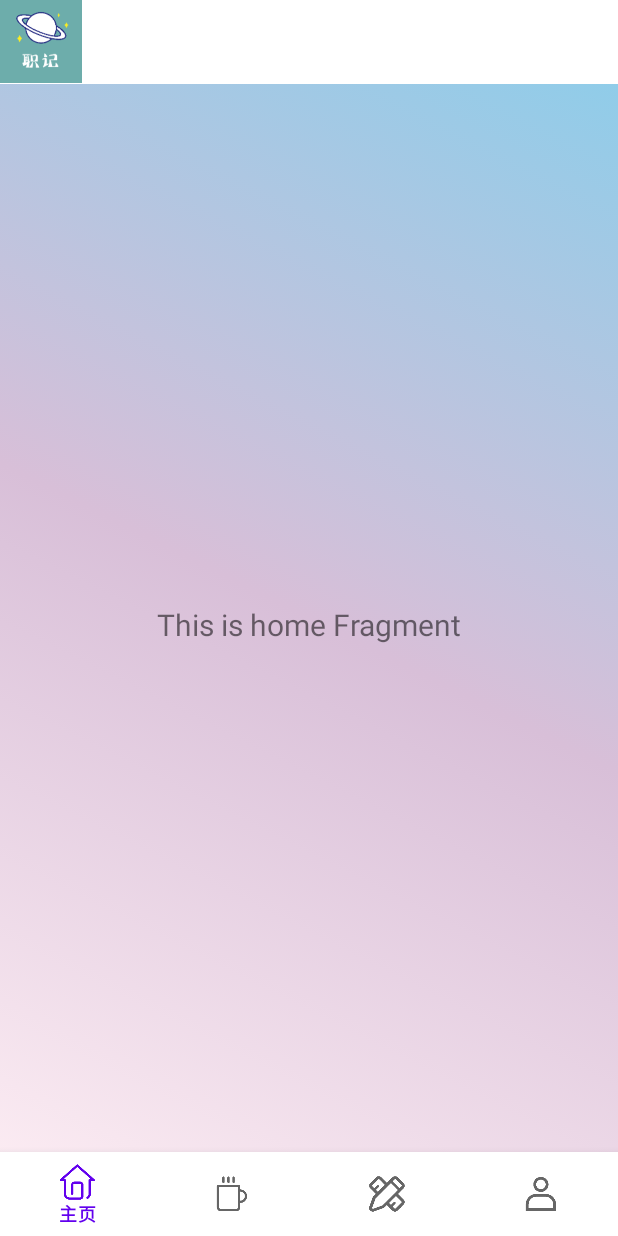
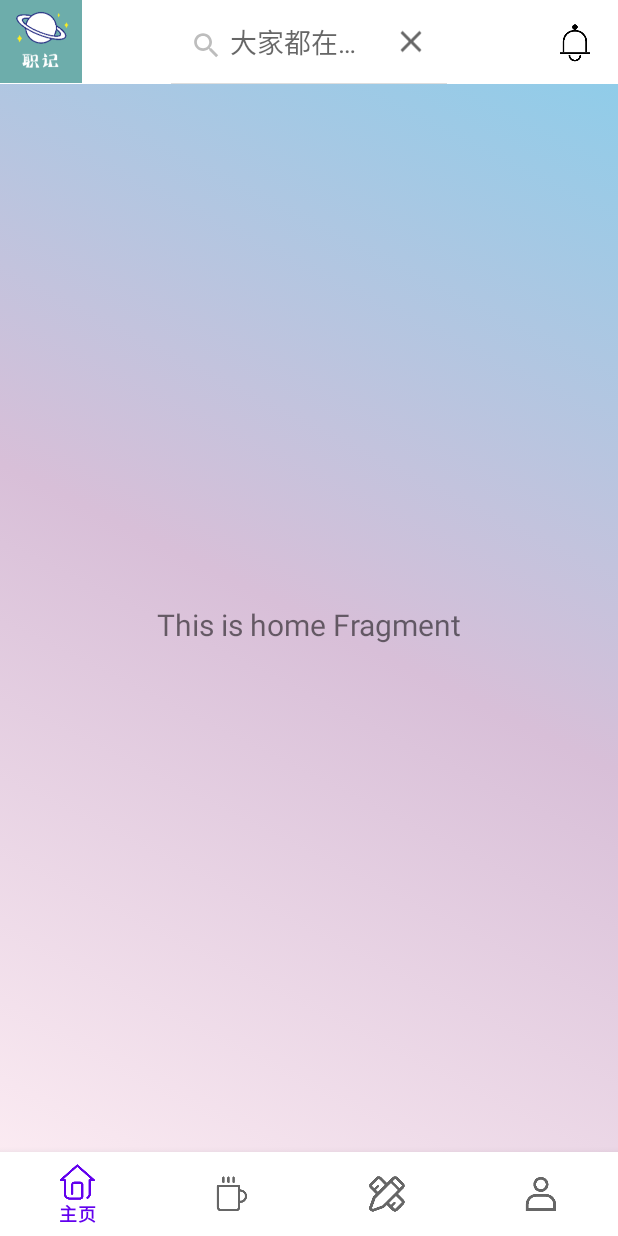
Before and after one commit to ohhobo/Zhiji, an Android app: the screen it shows after launch (MainActivity), on a phone screen of 412 x 824 dp. Run offline under Robolectric (Android 15) with nearby library versions, the phone set to English and light mode, and no system bars; our stand-ins replace navigation-ui.

Commit message:
2021-11-24-15:36 增加顶部Toolbar的搜索框和通知按键但未实现功能

```diff
--- a/app/src/main/java/com/sdu/zhiji/MainActivity.kt
+++ b/app/src/main/java/com/sdu/zhiji/MainActivity.kt
@@ -2,6 +2,8 @@ package com.sdu.zhiji
 
 import android.os.Bundle
 import android.view.View
+import android.widget.ImageView
+import android.widget.SearchView
 import androidx.appcompat.widget.Toolbar
 import com.google.android.material.bottomnavigation.BottomNavigationView
 import androidx.appcompat.app.AppCompatActivity
@@ -34,10 +36,19 @@ class MainActivity : AppCompatActivity() {
         //setupActionBarWithNavController(navController, appBarConfiguration)
         navView.setupWithNavController(navController)
 
+        //toolbar
         val toolbar1:Toolbar=findViewById(R.id.toolBar1)
         toolbar1.title=" "
         setSupportActionBar(toolbar1)
 
+        //搜索框
+        val search1: SearchView =findViewById(R.id.search1)
+        search1.setIconified(false)
+        search1.setQueryHint("大家都在搜...")
+
+        //通知按钮
+        val notice: ImageView =findViewById(R.id.imageView2)
+
     }
 
 }
--- a/app/src/main/res/layout/activity_main.xml
+++ b/app/src/main/res/layout/activity_main.xml
@@ -54,4 +54,27 @@
         app:layout_constraintVertical_bias="0.0"
         app:srcCompat="@drawable/logo" />
 
+    <SearchView
+        android:id="@+id/search1"
+        android:layout_width="200dp"
+        android:layout_height="?attr/actionBarSize"
+        app:layout_constraintBottom_toBottomOf="@+id/toolBar1"
+        app:layout_constraintEnd_toEndOf="@+id/toolBar1"
+        app:layout_constraintStart_toStartOf="@+id/toolBar1"
+        app:layout_constraintTop_toTopOf="@+id/toolBar1" />
+
+    <ImageView
+        android:id="@+id/imageView2"
+        android:layout_width="25dp"
+        android:layout_height="25dp"
+        android:layout_marginEnd="8dp"
+        android:layout_marginBottom="8dp"
+        app:layout_constraintBottom_toBottomOf="@+id/toolBar1"
+        app:layout_constraintEnd_toEndOf="@+id/toolBar1"
+        app:layout_constraintHorizontal_bias="0.888"
+        app:layout_constraintStart_toEndOf="@+id/search1"
+        app:layout_constraintTop_toTopOf="@id/toolBar1"
+        app:layout_constraintVertical_bias="0.695"
+        app:srcCompat="@drawable/search" />
+
 </androidx.constraintlayout.widget.ConstraintLayout>
```
Also changed, not shown: app/src/main/res/drawable-xxhdpi/search.png (added).
